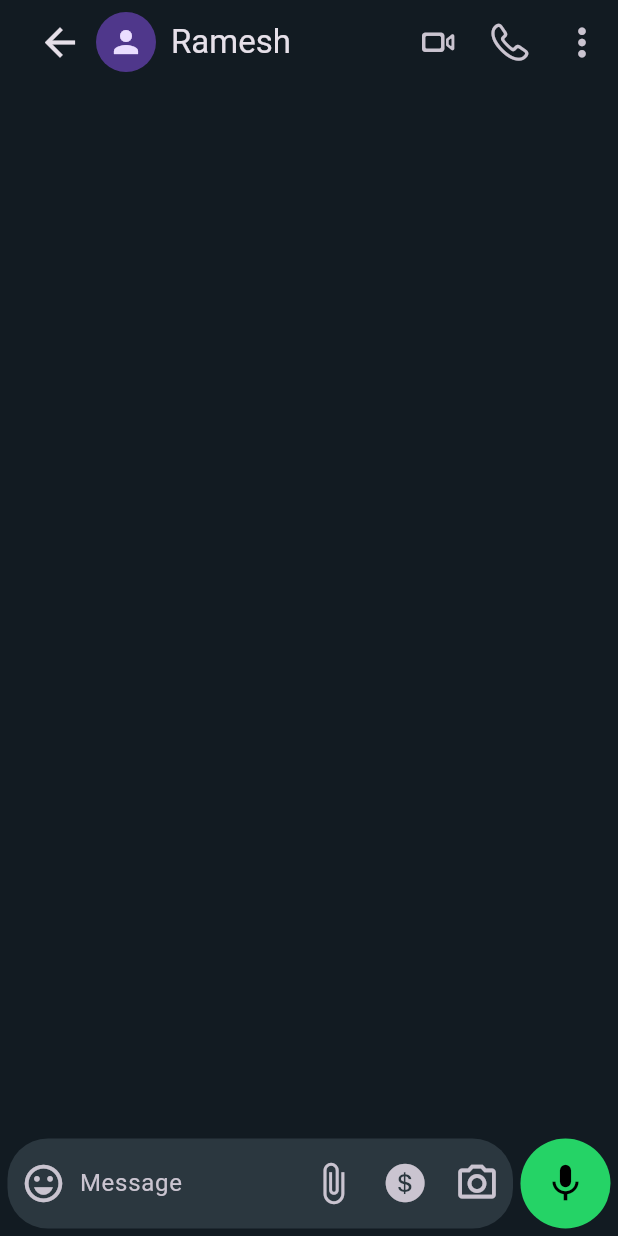
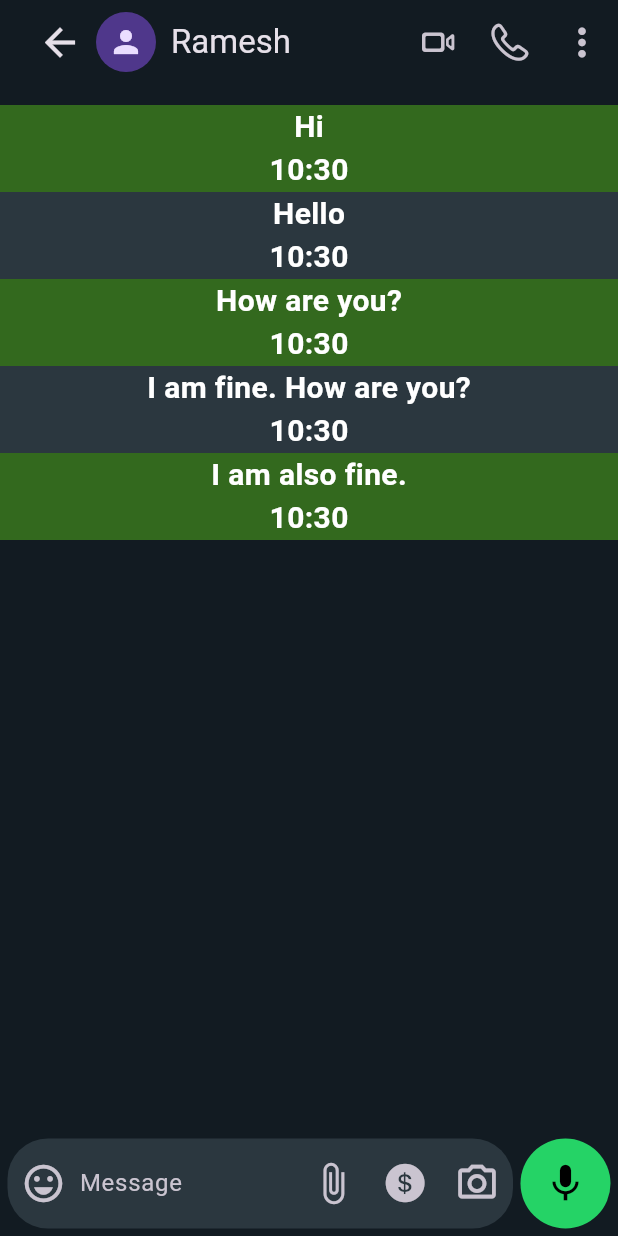
Before and after one commit to namansharma05/clean_arch_bloc_chat_app, a Flutter app: the screen it shows after launch, after a tap on "Chats", after a tap on "Ramesh", on a phone screen of 412 x 824 dp. Run offline on Flutter 3.47's test engine with Material 3 defaults, Android fonts, the phone set to English and light mode, and no system bars; our stand-ins replace flutter_bloc, get_it, socket_io_client; network calls fail.

Commit message:
fixed some bugs and displayed individual_chat_messages

```diff
--- /dev/null
+++ b/lib/features/individual_chat/data/models/individual_chat_message_model.dart
@@ -0,0 +1,30 @@
+import 'package:clean_arch_bloc_chat_app/features/individual_chat/domain/entities/individual_chat_message_entity.dart';
+
+class IndividualChatMessageModel {
+  final bool? fromMe;
+  final String? message;
+  final DateTime? messageTime;
+
+  IndividualChatMessageModel({
+    this.fromMe,
+    this.message,
+    this.messageTime,
+  });
+
+  factory IndividualChatMessageModel.fromEntity(
+      IndividualChatMessageEntity chatEntity) {
+    return IndividualChatMessageModel(
+      fromMe: chatEntity.fromMe,
+      message: chatEntity.message,
+      messageTime: chatEntity.messageTime,
+    );
+  }
+
+  IndividualChatMessageEntity toEntity() {
+    return IndividualChatMessageEntity(
+      fromMe: fromMe!,
+      message: message!,
+      messageTime: messageTime!,
+    );
+  }
+}
--- /dev/null
+++ b/lib/features/individual_chat/data/repositories/individual_chat_message_repository_impl.dart
@@ -0,0 +1,47 @@
+import 'package:clean_arch_bloc_chat_app/features/individual_chat/data/models/individual_chat_message_model.dart';
+import 'package:clean_arch_bloc_chat_app/features/individual_chat/domain/entities/individual_chat_message_entity.dart';
+import 'package:clean_arch_bloc_chat_app/features/individual_chat/domain/respsitories/individual_chat_message_repository.dart';
+
+class IndividualChatMessageRepositoryImpl
+    implements IndividualChatMessageRepository {
+  List<IndividualChatMessageModel> chatMessages = [
+    IndividualChatMessageModel(
+      fromMe: true,
+      message: 'Hi',
+      messageTime: DateTime.now(),
+    ),
+    IndividualChatMessageModel(
+      fromMe: false,
+      message: 'Hello',
+      messageTime: DateTime.now(),
+    ),
+    IndividualChatMessageModel(
+      fromMe: true,
+      message: 'How are you?',
+      messageTime: DateTime.now(),
+    ),
+    IndividualChatMessageModel(
+      fromMe: false,
+      message: 'I am fine. How are you?',
+      messageTime: DateTime.now(),
+    ),
+    IndividualChatMessageModel(
+      fromMe: true,
+      message: 'I am also fine.',
+      messageTime: DateTime.now(),
+    ),
+  ];
+  @override
+  Future<List<IndividualChatMessageEntity>> getAllChatMessages() async {
+    final result = chatMessages
+        .map((individualChatMessage) => individualChatMessage.toEntity())
+        .toList();
+    return result;
+  }
+
+  @override
+  Future<void> addNewChatMessage(
+      IndividualChatMessageEntity? newChatMessage) async {
+    chatMessages.add(IndividualChatMessageModel.fromEntity(newChatMessage!));
+  }
+}
--- /dev/null
+++ b/lib/features/individual_chat/domain/entities/individual_chat_message_entity.dart
@@ -0,0 +1,11 @@
+class IndividualChatMessageEntity {
+  final String message;
+  final DateTime messageTime;
+  final bool fromMe;
+
+  IndividualChatMessageEntity({
+    required this.fromMe,
+    required this.message,
+    required this.messageTime,
+  });
+}
--- /dev/null
+++ b/lib/features/individual_chat/domain/respsitories/individual_chat_message_repository.dart
@@ -0,0 +1,6 @@
+import 'package:clean_arch_bloc_chat_app/features/individual_chat/domain/entities/individual_chat_message_entity.dart';
+
+abstract class IndividualChatMessageRepository {
+  Future<List<IndividualChatMessageEntity>> getAllChatMessages();
+  Future<void> addNewChatMessage(IndividualChatMessageEntity newChatMessage);
+}
--- /dev/null
+++ b/lib/features/individual_chat/domain/usecases/add_new_chat_message.dart
@@ -0,0 +1,12 @@
+import 'package:clean_arch_bloc_chat_app/features/individual_chat/domain/entities/individual_chat_message_entity.dart';
+import 'package:clean_arch_bloc_chat_app/features/individual_chat/domain/respsitories/individual_chat_message_repository.dart';
+
+class AddNewChatMessage {
+  final IndividualChatMessageRepository? individualChatMessageRepository;
+
+  AddNewChatMessage({this.individualChatMessageRepository});
+
+  Future<void> call(IndividualChatMessageEntity? newChatMessage) async {
+    await individualChatMessageRepository!.addNewChatMessage(newChatMessage!);
+  }
+}
--- /dev/null
+++ b/lib/features/individual_chat/domain/usecases/get_all_chat_messages.dart
@@ -0,0 +1,12 @@
+import 'package:clean_arch_bloc_chat_app/features/individual_chat/domain/entities/individual_chat_message_entity.dart';
+import 'package:clean_arch_bloc_chat_app/features/individual_chat/domain/respsitories/individual_chat_message_repository.dart';
+
+class GetAllChatMessages {
+  final IndividualChatMessageRepository individualChatMessageRepository;
+
+  GetAllChatMessages({required this.individualChatMessageRepository});
+
+  Future<List<IndividualChatMessageEntity>> call() async {
+    return await individualChatMessageRepository.getAllChatMessages();
+  }
+}
--- a/lib/features/individual_chat/presentation/bloc/individual_chat_bloc.dart
+++ b/lib/features/individual_chat/presentation/bloc/individual_chat_bloc.dart
@@ -1,6 +1,9 @@
 import 'dart:async';
 
 import 'package:clean_arch_bloc_chat_app/features/chats/domain/entities/chats_entity.dart';
+import 'package:clean_arch_bloc_chat_app/features/individual_chat/domain/entities/individual_chat_message_entity.dart';
+import 'package:clean_arch_bloc_chat_app/features/individual_chat/domain/usecases/add_new_chat_message.dart';
+import 'package:clean_arch_bloc_chat_app/features/individual_chat/domain/usecases/get_all_chat_messages.dart';
 import 'package:flutter_bloc/flutter_bloc.dart';
 import 'package:socket_io_client/socket_io_client.dart' as io;
 
@@ -10,26 +13,49 @@ part 'individual_chat_state.dart';
 class IndividualChatBloc
     extends Bloc<IndividualChatEvent, IndividualChatState> {
   io.Socket? _socket;
-  IndividualChatBloc() : super(IndividualChatInitial()) {
+
+  final GetAllChatMessages? getAllChatMessages;
+  final AddNewChatMessage? addNewChatMessage;
+
+  IndividualChatBloc(this.getAllChatMessages, this.addNewChatMessage)
+      : super(IndividualChatInitial()) {
     on<IndividualChatFetchDataEvent>(individualChatFetchDataEvent);
     on<IndividualChatConnectToSocketEvent>(individualChatConnectToSocketEvent);
     on<IndividualChatDisconnectFromSocketEvent>(
         individualChatDisconnectFromSocketEvent);
+    on<IndividualChatAddNewMessageEvent>(individualChatAddNewMessageEvent);
+
+    on<IndividualChatMessageChangedEvent>(individualChatMessageChangedEvent);
+    on<IndividualChatLoadedAppBarEvent>(individualChatLoadedAppBarEvent);
   }
 
-  FutureOr<void> individualChatFetchDataEvent(
-      IndividualChatFetchDataEvent event, Emitter<IndividualChatState> emit) {
+  Future<void> individualChatFetchDataEvent(IndividualChatFetchDataEvent event,
+      Emitter<IndividualChatState> emit) async {
     emit(IndividualChatLoadingState());
-    emit(IndividualChatLoadedState(currentChatData: event.currentChat));
+    try {
+      final chatMessages = await getAllChatMessages!.call();
+      emit(IndividualChatLoadedState(chatMessages: chatMessages));
+    } catch (e) {
+      emit(IndividualChatErrorState());
+    }
   }
 
   FutureOr<void> individualChatConnectToSocketEvent(
       IndividualChatConnectToSocketEvent event,
-      Emitter<IndividualChatState> emit) {
+      Emitter<IndividualChatState> emit) async {
     _socket = event.socket;
     print('inside individual chat connect to socket event');
-    add(IndividualChatFetchDataEvent(currentChat: event.chat));
-    emit(IndividualChatConnectToSocketState(socket: _socket!));
+    emit(IndividualChatLoadingState());
+
+    try {
+      final chatMessages = await getAllChatMessages!.call();
+      emit(IndividualChatLoadedState(
+          chatMessages: chatMessages,
+          currentChat: event.chat,
+          socket: _socket!));
+    } catch (e) {
+      emit(IndividualChatErrorState());
+    }
   }
 
   FutureOr<void> individualChatDisconnectFromSocketEvent(
@@ -48,4 +74,24 @@ class IndividualChatBloc
     _socket?.disconnect();
     return super.close();
   }
+
+  FutureOr<void> individualChatAddNewMessageEvent(
+      IndividualChatAddNewMessageEvent event,
+      Emitter<IndividualChatState> emit) {
+    addNewChatMessage!.call(event.newChatMessage);
+
+    add(IndividualChatFetchDataEvent());
+  }
+
+  FutureOr<void> individualChatMessageChangedEvent(
+      IndividualChatMessageChangedEvent event,
+      Emitter<IndividualChatState> emit) {
+    emit(IndividualChatMessageChangedState());
+  }
+
+  FutureOr<void> individualChatLoadedAppBarEvent(
+      IndividualChatLoadedAppBarEvent event,
+      Emitter<IndividualChatState> emit) {
+    emit(IndividualChatLoadedAppBarState(currentChatData: event.currentChat));
+  }
 }
--- a/lib/features/individual_chat/presentation/bloc/individual_chat_event.dart
+++ b/lib/features/individual_chat/presentation/bloc/individual_chat_event.dart
@@ -2,11 +2,7 @@ part of 'individual_chat_bloc.dart';
 
 class IndividualChatEvent {}
 
-class IndividualChatFetchDataEvent extends IndividualChatEvent {
-  final ChatsEntity currentChat;
-
-  IndividualChatFetchDataEvent({required this.currentChat});
-}
+class IndividualChatFetchDataEvent extends IndividualChatEvent {}
 
 class IndividualChatConnectToSocketEvent extends IndividualChatEvent {
   final io.Socket socket;
@@ -17,3 +13,17 @@ class IndividualChatConnectToSocketEvent extends IndividualChatEvent {
 }
 
 class IndividualChatDisconnectFromSocketEvent extends IndividualChatEvent {}
+
+class IndividualChatAddNewMessageEvent extends IndividualChatEvent {
+  final IndividualChatMessageEntity? newChatMessage;
+
+  IndividualChatAddNewMessageEvent({this.newChatMessage});
+}
+
+class IndividualChatMessageChangedEvent extends IndividualChatEvent {}
+
+class IndividualChatLoadedAppBarEvent extends IndividualChatEvent {
+  final ChatsEntity? currentChat;
+
+  IndividualChatLoadedAppBarEvent({this.currentChat});
+}
--- a/lib/features/individual_chat/presentation/bloc/individual_chat_state.dart
+++ b/lib/features/individual_chat/presentation/bloc/individual_chat_state.dart
@@ -7,9 +7,11 @@ class IndividualChatInitial extends IndividualChatState {}
 class IndividualChatLoadingState extends IndividualChatState {}
 
 class IndividualChatLoadedState extends IndividualChatState {
-  final ChatsEntity currentChatData;
+  final List<IndividualChatMessageEntity>? chatMessages;
+  final ChatsEntity? currentChat;
+  final io.Socket? socket;
 
-  IndividualChatLoadedState({required this.currentChatData});
+  IndividualChatLoadedState({this.chatMessages, this.currentChat, this.socket});
 }
 
 class IndividualChatErrorState extends IndividualChatState {}
@@ -21,3 +23,11 @@ class IndividualChatConnectToSocketState extends IndividualChatState {
 }
 
 class IndividualChatDisconnectFromSocketState extends IndividualChatState {}
+
+class IndividualChatMessageChangedState extends IndividualChatState {}
+
+class IndividualChatLoadedAppBarState extends IndividualChatState {
+  final ChatsEntity? currentChatData;
+
+  IndividualChatLoadedAppBarState({this.currentChatData});
+}
--- a/lib/features/individual_chat/presentation/pages/individual_chat_page.dart
+++ b/lib/features/individual_chat/presentation/pages/individual_chat_page.dart
@@ -1,5 +1,6 @@
 import 'package:clean_arch_bloc_chat_app/features/individual_chat/presentation/bloc/individual_chat_bloc.dart';
 import 'package:clean_arch_bloc_chat_app/features/individual_chat/presentation/widgets/individual_chat_app_bar_widget.dart';
+import 'package:clean_arch_bloc_chat_app/features/individual_chat/presentation/widgets/individual_chat_body_widget.dart';
 import 'package:clean_arch_bloc_chat_app/features/individual_chat/presentation/widgets/individual_chat_bottom_bar_widget.dart';
 import 'package:flutter/material.dart';
 import 'package:flutter_bloc/flutter_bloc.dart';
@@ -18,6 +19,7 @@ class IndividualChatPage extends StatelessWidget {
           },
           child: Scaffold(
             appBar: IndividualChatAppBarWidget(),
+            body: IndividualChatBodyWidget(),
             bottomNavigationBar: Padding(
               padding: MediaQuery.of(context).viewInsets,
               child: IndividualChatBottomBarWidget(),
--- a/lib/features/individual_chat/presentation/widgets/individual_chat_app_bar_widget.dart
+++ b/lib/features/individual_chat/presentation/widgets/individual_chat_app_bar_widget.dart
@@ -17,63 +17,56 @@ class IndividualChatAppBarWidget extends StatelessWidget
       automaticallyImplyLeading: false,
       title: BlocBuilder<IndividualChatBloc, IndividualChatState>(
         builder: (context, state) {
-          if (state is IndividualChatLoadingState) {
-            return const Center(
-              child: CupertinoActivityIndicator(),
-            );
-          } else if (state is IndividualChatLoadedState) {
-            return Padding(
-              padding: const EdgeInsets.all(0.0),
-              child: Row(
-                mainAxisAlignment: MainAxisAlignment.start,
-                children: [
-                  IconButton(
-                      onPressed: () {
-                        Navigator.of(context).maybePop();
-                      },
-                      icon: const Icon(
-                        Icons.arrow_back,
-                        size: 30,
-                      )),
-                  CircleAvatar(
-                    child: Icon(Icons.person),
-                  ),
-                  const SizedBox(
-                    width: 10,
-                  ),
-                  Text(state.currentChatData.chatsTitle),
-                ],
-              ),
-            );
-          } else if (state is IndividualChatErrorState) {
-            return const Center(
-              child: Text('Some Error Occured'),
-            );
+          if (state is IndividualChatLoadedAppBarState) {
+            return _buildAppBarContent(context, state);
+          } else if (state is IndividualChatLoadedState &&
+              state.currentChat != null) {
+            return _buildAppBarContent(context, state);
           } else {
-            return const SizedBox();
+            return const SizedBox(); // or some loading indicator
           }
         },
       ),
       actions: [
         IconButton(
-            onPressed: () {},
-            icon: Icon(
-              CupertinoIcons.videocam,
-              size: 30,
-            )),
+          onPressed: () {},
+          icon: Icon(CupertinoIcons.videocam, size: 30),
+        ),
         IconButton(
-            onPressed: () {},
-            icon: Icon(
-              CupertinoIcons.phone,
-              size: 30,
-            )),
+          onPressed: () {},
+          icon: Icon(CupertinoIcons.phone, size: 30),
+        ),
         IconButton(
-            onPressed: () {},
-            icon: Icon(
-              Icons.more_vert,
-              size: 30,
-            )),
+          onPressed: () {},
+          icon: Icon(Icons.more_vert, size: 30),
+        ),
       ],
     );
   }
+
+  Widget _buildAppBarContent(BuildContext context, dynamic state) {
+    final chatData = state is IndividualChatLoadedAppBarState
+        ? state.currentChatData
+        : (state as IndividualChatLoadedState).currentChat;
+
+    return Padding(
+      padding: const EdgeInsets.all(0.0),
+      child: Row(
+        mainAxisAlignment: MainAxisAlignment.start,
+        children: [
+          IconButton(
+            onPressed: () {
+              Navigator.of(context).maybePop();
+            },
+            icon: const Icon(Icons.arrow_back, size: 30),
+          ),
+          const CircleAvatar(
+            child: Icon(Icons.person),
+          ),
+          const SizedBox(width: 10),
+          Text(chatData?.chatsTitle ?? 'Chat'),
+        ],
+      ),
+    );
+  }
 }
--- /dev/null
+++ b/lib/features/individual_chat/presentation/widgets/individual_chat_body_widget.dart
@@ -0,0 +1,43 @@
+import 'package:clean_arch_bloc_chat_app/features/individual_chat/presentation/bloc/individual_chat_bloc.dart';
+import 'package:clean_arch_bloc_chat_app/utils/theme/theme.dart';
+import 'package:flutter/cupertino.dart';
+import 'package:flutter/material.dart';
+import 'package:flutter_bloc/flutter_bloc.dart';
+
+class IndividualChatBodyWidget extends StatelessWidget {
+  const IndividualChatBodyWidget({super.key});
+
+  @override
+  Widget build(BuildContext context) {
+    return BlocBuilder<IndividualChatBloc, IndividualChatState>(
+      builder: (context, state) {
+        if (state is IndividualChatLoadedState) {
+          return ListView.builder(
+            itemCount: state.chatMessages?.length ?? 0,
+            itemBuilder: (context, index) {
+              final chatMessage = state.chatMessages![index];
+              return Container(
+                decoration: BoxDecoration(
+                  color: chatMessage.fromMe
+                      ? Colors.lightGreen.shade900
+                      : theme().secondaryHeaderColor,
+                ),
+                child: Column(
+                  children: [
+                    Text(chatMessage.message),
+                    Text(
+                        '${chatMessage.messageTime.hour}:${chatMessage.messageTime.minute}'),
+                  ],
+                ),
+              );
+            },
+          );
+        } else if (state is IndividualChatLoadingState) {
+          return Center(child: CircularProgressIndicator());
+        } else {
+          return Center(child: Text('No messages yet'));
+        }
+      },
+    );
+  }
+}
--- a/lib/features/individual_chat/presentation/widgets/individual_chat_bottom_bar_widget.dart
+++ b/lib/features/individual_chat/presentation/widgets/individual_chat_bottom_bar_widget.dart
@@ -1,12 +1,19 @@
+import 'package:clean_arch_bloc_chat_app/features/individual_chat/domain/entities/individual_chat_message_entity.dart';
+import 'package:clean_arch_bloc_chat_app/features/individual_chat/presentation/bloc/individual_chat_bloc.dart';
 import 'package:clean_arch_bloc_chat_app/utils/theme/theme.dart';
 import 'package:flutter/cupertino.dart';
 import 'package:flutter/material.dart';
+import 'package:flutter_bloc/flutter_bloc.dart';
 
 class IndividualChatBottomBarWidget extends StatelessWidget {
   const IndividualChatBottomBarWidget({super.key});
 
   @override
   Widget build(BuildContext context) {
+    final TextEditingController chatMessageBoxController =
+        TextEditingController();
+    final IndividualChatBloc individualChatBloc =
+        BlocProvider.of<IndividualChatBloc>(context);
     return Container(
       padding: const EdgeInsets.all(5),
       child: Row(
@@ -32,6 +39,11 @@ class IndividualChatBottomBarWidget extends StatelessWidget {
                   Expanded(
                     child: TextField(
                       // autofocus: true,
+                      controller: chatMessageBoxController,
+                      onChanged: (value) {
+                        individualChatBloc
+                            .add(IndividualChatMessageChangedEvent());
+                      },
                       decoration: InputDecoration(
                         hintText: 'Message',
                         border: InputBorder.none,
@@ -58,7 +70,8 @@ class IndividualChatBottomBarWidget extends StatelessWidget {
                         icon: Icon(
                           Icons.camera_alt_outlined,
                           size: 30,
-                          )),
+                        ),
+                      ),
                     ],
                   ),
                 ],
@@ -70,7 +83,12 @@ class IndividualChatBottomBarWidget extends StatelessWidget {
             width: 5,
           ),
           // record audio
-          Container(
+          BlocBuilder<IndividualChatBloc, IndividualChatState>(
+            builder: (context, state) {
+              if (chatMessageBoxController.text.isEmpty) {
+                return GestureDetector(
+                  onTap: () {},
+                  child: Container(
                     height: 60,
                     width: 60,
                     child: Icon(
@@ -82,6 +100,38 @@ class IndividualChatBottomBarWidget extends StatelessWidget {
                       color: theme().primaryColor,
                       borderRadius: BorderRadius.circular(50),
                     ),
+                  ),
+                );
+              } else {
+                return GestureDetector(
+                  onTap: () {
+                    individualChatBloc.add(
+                      IndividualChatAddNewMessageEvent(
+                        newChatMessage: IndividualChatMessageEntity(
+                          fromMe: true,
+                          message: chatMessageBoxController.text,
+                          messageTime: DateTime.now(),
+                        ),
+                      ),
+                    );
+                    chatMessageBoxController.clear();
+                  },
+                  child: Container(
+                    height: 60,
+                    width: 60,
+                    child: Icon(
+                      Icons.send,
+                      color: Colors.black,
+                      size: 30,
+                    ),
+                    decoration: BoxDecoration(
+                      color: theme().primaryColor,
+                      borderRadius: BorderRadius.circular(50),
+                    ),
+                  ),
+                );
+              }
+            },
           )
         ],
       ),
--- a/lib/injection_container.dart
+++ b/lib/injection_container.dart
@@ -6,6 +6,10 @@ import 'package:clean_arch_bloc_chat_app/features/home/data/repositories/home_re
 import 'package:clean_arch_bloc_chat_app/features/home/domain/repositories/home_repository.dart';
 import 'package:clean_arch_bloc_chat_app/features/home/domain/usecases/get_all_navigation_items.dart';
 import 'package:clean_arch_bloc_chat_app/features/home/presentation/bloc/home_bloc.dart';
+import 'package:clean_arch_bloc_chat_app/features/individual_chat/data/repositories/individual_chat_message_repository_impl.dart';
+import 'package:clean_arch_bloc_chat_app/features/individual_chat/domain/respsitories/individual_chat_message_repository.dart';
+import 'package:clean_arch_bloc_chat_app/features/individual_chat/domain/usecases/add_new_chat_message.dart';
+import 'package:clean_arch_bloc_chat_app/features/individual_chat/domain/usecases/get_all_chat_messages.dart';
 import 'package:clean_arch_bloc_chat_app/features/individual_chat/presentation/bloc/individual_chat_bloc.dart';
 import 'package:get_it/get_it.dart';
 
@@ -15,16 +19,21 @@ void init() {
   // repositories
   getIt.registerLazySingleton<ChatsRepository>(() => ChatsRepositoryImpl());
   getIt.registerLazySingleton<HomeRepository>(() => HomeRepositoryImpl());
+  getIt.registerLazySingleton<IndividualChatMessageRepository>(
+      () => IndividualChatMessageRepositoryImpl());
 
   // usecases
   getIt.registerLazySingleton<GetAllChats>(
       () => GetAllChats(chatsRepository: getIt()));
-
   getIt.registerLazySingleton<GetAllNavigationItems>(
       () => GetAllNavigationItems(homeRepository: getIt()));
+  getIt.registerLazySingleton(
+      () => GetAllChatMessages(individualChatMessageRepository: getIt()));
+  getIt.registerLazySingleton(
+      () => AddNewChatMessage(individualChatMessageRepository: getIt()));
 
   // bloc
   getIt.registerFactory(() => ChatsBloc(getIt()));
   getIt.registerFactory(() => HomeBloc(getIt()));
-  getIt.registerFactory(() => IndividualChatBloc());
+  getIt.registerFactory(() => IndividualChatBloc(getIt(), getIt()));
 }
--- a/lib/main.dart
+++ b/lib/main.dart
@@ -31,7 +31,7 @@ class MyApp extends StatelessWidget {
             ),
         ),
         BlocProvider(
-          create: (_) => IndividualChatBloc(),
+          create: (_) => IndividualChatBloc(getIt(), getIt()),
         ),
       ],
       child: MaterialApp(
```
Lines whose indentation alone changed are shown as unchanged.
